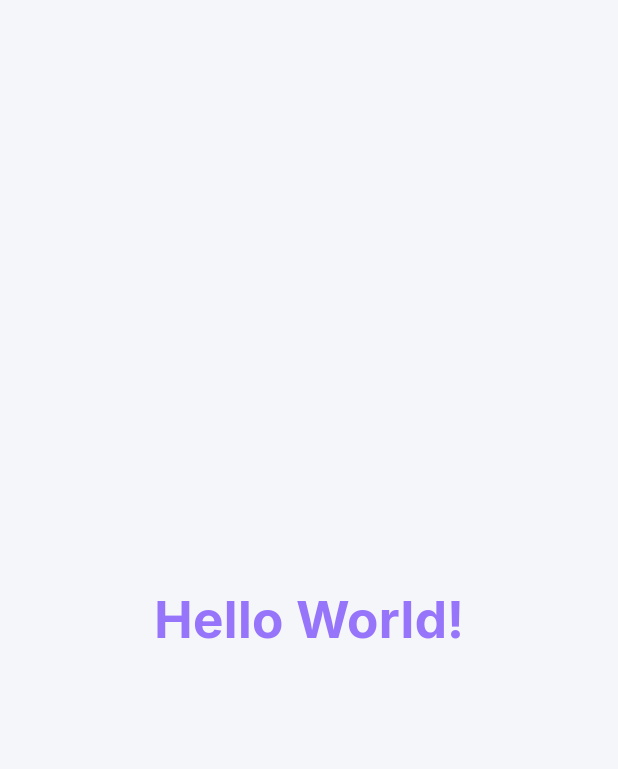
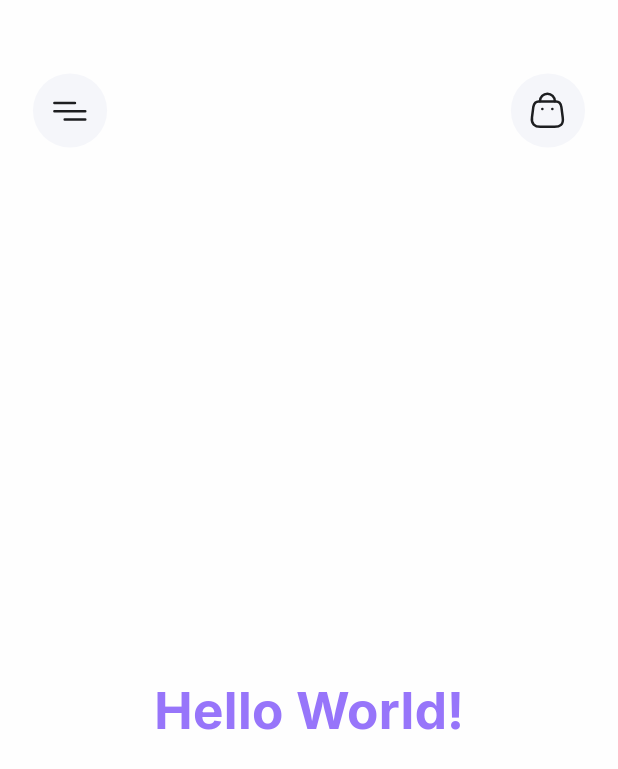
Before and after one commit to Ahmed-Abdelnasser-Dev/shopping_app, a Flutter app: the screen it shows after launch, on a phone screen of 412 x 824 dp. Shown: the top 769 px of the screen. Run offline on Flutter 3.47's test engine with Material 3 defaults, Android fonts, the phone set to English and light mode, and no system bars; our stand-ins replace dio, flutter_screenutil, flutter_svg.

Commit message:
feat: create custom MainAppBar with unified spacing and styling
- Implemented reusable MainAppBar widget for consistent app-wide design
- Integrated Spacing class for standardized layout values (paddings, sizes)
- Applied TextStyles.b1 for title text consistency
- Used Flutter SVG icons and adaptive sizing via ScreenUtil
- Ensured flexible configuration (back/menu/cart/title visibility)

```diff
--- /dev/null
+++ b/devtools_options.yaml
@@ -0,0 +1,3 @@
+description: This file stores settings for Dart & Flutter DevTools.
+documentation: https://docs.flutter.dev/tools/devtools/extensions#configure-extension-enablement-states
+extensions:
--- a/lib/core/constants/meidia_constants.dart
+++ b/lib/core/constants/media_constants.dart
@@ -12,4 +12,9 @@ abstract class Media {
   //? ------------- Icons -------------
   static const logo = "${baseIcon}icons/logo.svg";
 
+  // -------- App Bar Icons ------------
+  static const menu = "${baseIcon}app_bar/menu.svg";
+  static const back = "${baseIcon}app_bar/arrow-left.svg";
+  static const cart = "${baseIcon}app_bar/bag.svg";
+
 }
--- a/lib/core/theme/colors.dart
+++ b/lib/core/theme/colors.dart
@@ -7,4 +7,5 @@ class ColorManger {
   static const Color black = Color(0xff1D1E20);
   static const Color grey = Color(0xff8F959E);
   static const Color white = Color(0xffF5F6FA);
+  static const Color background = Color(0xffFEFEFE);
 }
--- a/lib/core/theme/spacing.dart
+++ b/lib/core/theme/spacing.dart
@@ -0,0 +1,14 @@
+import 'package:flutter_screenutil/flutter_screenutil.dart';
+
+class Spacing {
+
+  // Default AppBar paddings and sizes
+  static double appBarTop = 45.h;
+  static double appBarSide = 20.w;
+  static double appBarIconSize = 45.w;
+  static double appBarIconPadding = 10.w;
+  static double appBarLeadingWidth = 65.w;
+  static double appBarHeight = 120.h;
+
+
+}
--- /dev/null
+++ b/lib/core/widgets/main_app_bar.dart
@@ -0,0 +1,102 @@
+import 'package:flutter/material.dart';
+import 'package:flutter_svg/flutter_svg.dart';
+import 'package:shopping_app/core/constants/media_constants.dart';
+import 'package:shopping_app/core/routes/route_helper_extensions.dart';
+import 'package:shopping_app/core/theme/colors.dart';
+import 'package:shopping_app/core/theme/spacing.dart';
+import 'package:shopping_app/core/theme/text_styles.dart';
+
+class MainAppBar extends StatelessWidget implements PreferredSizeWidget {
+  final bool showBackButton;
+  final bool showCartButton;
+  final bool showTitle;
+  final bool isHome;
+  final String? title;
+  final VoidCallback? onBackPressed;
+  final VoidCallback? onCartPressed;
+  final VoidCallback? onMenuPressed;
+
+  const MainAppBar({
+    super.key,
+    this.showBackButton = true,
+    this.showCartButton = true,
+    this.showTitle = true,
+    this.isHome = false,
+    this.title,
+    this.onBackPressed,
+    this.onCartPressed,
+    this.onMenuPressed,
+  });
+
+  @override
+  Widget build(BuildContext context) {
+    return PreferredSize(
+      preferredSize: Size.fromHeight(Spacing.appBarHeight),
+      child: Container(
+        padding: EdgeInsets.only(top: Spacing.appBarTop),
+        alignment: Alignment.bottomCenter,
+        child: AppBar(
+          elevation: 0,
+          centerTitle: true,
+          backgroundColor: Colors.transparent,
+          titleSpacing: 0,
+          leadingWidth: Spacing.appBarLeadingWidth,
+          automaticallyImplyLeading: false,
+
+          //* Left side
+          leading: Padding(
+            padding: EdgeInsets.only(left: Spacing.appBarSide),
+            child: GestureDetector(
+              onTap: isHome
+                  ? onMenuPressed
+                  : onBackPressed ?? () => context.pop(),
+              child: _buildIconCircle(
+                iconPath: isHome ? Media.menu : Media.back,
+              ),
+            ),
+          ),
+
+          //* Title
+          title: showTitle && title != null
+              ? Text(
+                  title!,
+                  style: TextStyles.b1,
+                )
+              : null,
+
+          //* Right side
+          actions: [
+            if (showCartButton)
+              Padding(
+                padding: EdgeInsets.only(right: Spacing.appBarSide),
+                child: GestureDetector(
+                  onTap: onCartPressed,
+                  child: _buildIconCircle(iconPath: Media.cart),
+                ),
+              ),
+          ],
+        ),
+      ),
+    );
+  }
+
+  Widget _buildIconCircle({required String iconPath}) {
+    return Container(
+      width: Spacing.appBarIconSize,
+      height: Spacing.appBarIconSize,
+      decoration: const BoxDecoration(
+        color: ColorManger.white,
+        shape: BoxShape.circle,
+      ),
+      padding: EdgeInsets.all(Spacing.appBarIconPadding),
+      child: SvgPicture.asset(
+        iconPath,
+        colorFilter:
+            const ColorFilter.mode(ColorManger.black, BlendMode.srcIn),
+      ),
+    );
+  }
+
+  @override
+  Size get preferredSize => Size.fromHeight(Spacing.appBarHeight);
+}
--- /dev/null
+++ b/lib/features/auth/presentation/pages/login.dart
@@ -0,0 +1,12 @@
+import 'package:flutter/material.dart';
+
+class Login extends StatelessWidget {
+  const Login({super.key});
+
+  @override
+  Widget build(BuildContext context) {
+    return Scaffold(
+
+    );
+  }
+}
--- /dev/null
+++ b/lib/features/auth/presentation/pages/sign_up.dart
@@ -0,0 +1,10 @@
+import 'package:flutter/material.dart';
+
+class SignUp extends StatelessWidget {
+  const SignUp({super.key});
+
+  @override
+  Widget build(BuildContext context) {
+    return const Placeholder();
+  }
+}
--- a/lib/features/home/presentation/pages/home.dart
+++ b/lib/features/home/presentation/pages/home.dart
@@ -1,6 +1,7 @@
 import 'package:flutter/material.dart';
 import 'package:shopping_app/core/theme/text_styles.dart';
 import 'package:shopping_app/core/theme/colors.dart';
+import 'package:shopping_app/core/widgets/main_app_bar.dart';
 
 class Home extends StatelessWidget {
   const Home({super.key});
@@ -8,6 +9,10 @@ class Home extends StatelessWidget {
   @override
   Widget build(BuildContext context) {
     return Scaffold(
+      appBar: MainAppBar(
+        showCartButton: true,
+        isHome: true,
+      ),
       body: Center(
         child: Text(
           'Hello World!',
--- a/lib/shopping_app.dart
+++ b/lib/shopping_app.dart
@@ -19,7 +19,7 @@ class ShoppingApp extends StatelessWidget {
           debugShowCheckedModeBanner: false,
           title: 'Shopping App',
           theme: ThemeData(
-            scaffoldBackgroundColor: ColorManger.white,
+            scaffoldBackgroundColor: ColorManger.background,
           ),
           initialRoute: Routes.root,
           onGenerateRoute: appRouter.generateRoute,
--- a/pubspec.yaml
+++ b/pubspec.yaml
@@ -46,6 +46,12 @@ dev_dependencies:
 
 flutter:
   uses-material-design: true
+  assets:
+    - assets/
+    - assets/icons/
+    - assets/images/
+    - assets/icons/app_bar/
+
   fonts:
     - family: Inter
       fonts:
```
Also changed, not shown: assets/icons/app_bar/arrow-left.svg (added), assets/icons/app_bar/bag.svg (added), assets/icons/app_bar/menu.svg (added).
